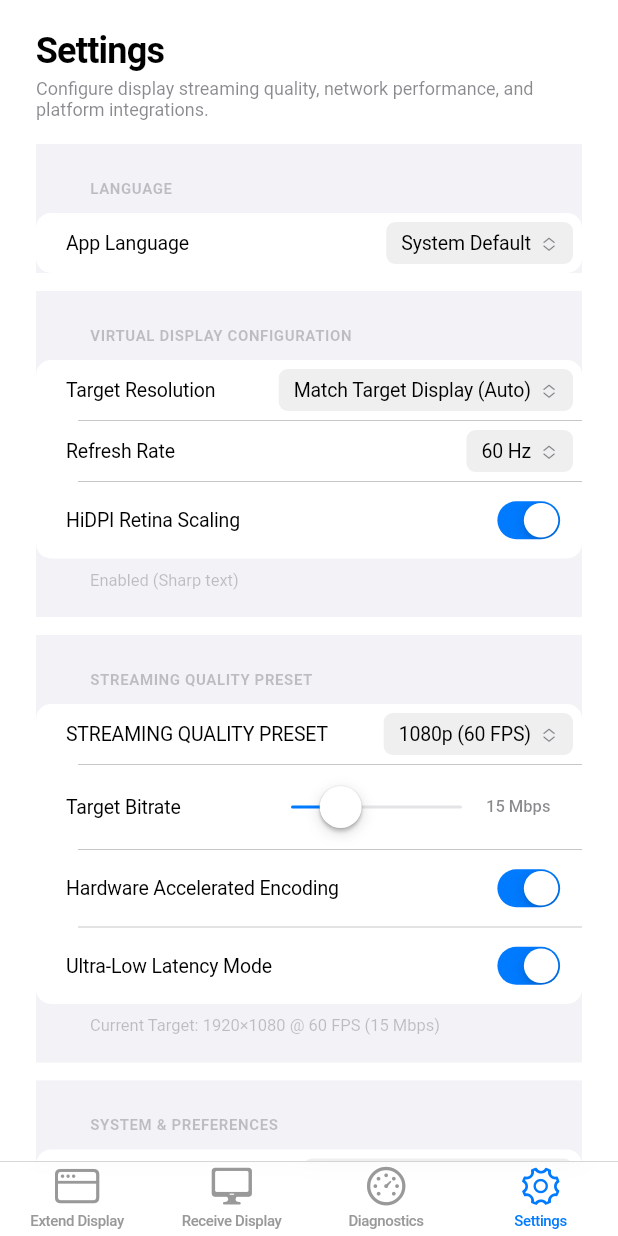
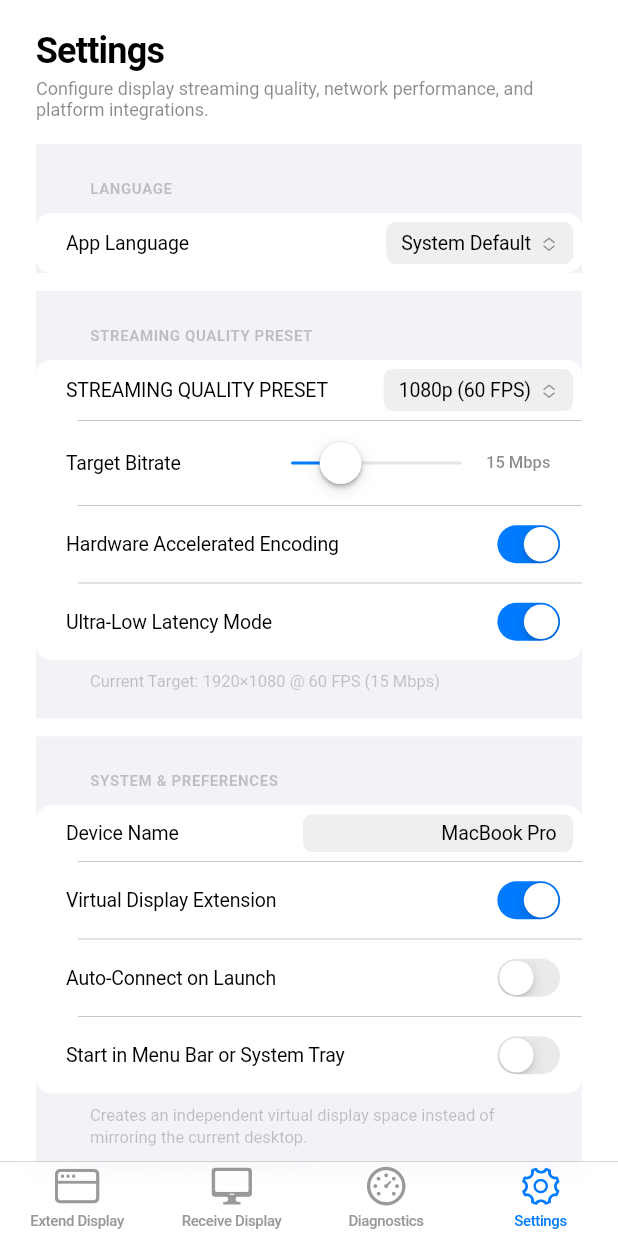
Before and after one commit to sepehrmoh81/native_display, a Flutter app: the screen it shows after launch, item 4 of the bottom bar chosen, on a phone screen of 412 x 824 dp. Run offline on Flutter 3.47's test engine with Material 3 defaults, Android fonts, the phone set to English and light mode, and no system bars; our stand-ins replace shelf, shelf_web_socket; missing offline and left inert: bonsoir, flutter_webrtc, tray_manager, window_manager.

Commit message:
feat: restrict virtual display extension to macOS and add fullscreen handling for receiver windows

```diff
--- a/lib/features/sender/controller/sender_controller.dart
+++ b/lib/features/sender/controller/sender_controller.dart
@@ -35,7 +35,8 @@ class SenderController extends ChangeNotifier {
   SenderStatus _status = SenderStatus.idle;
   SenderStatus get status => _status;
 
-  SenderStreamMode _streamMode = SenderStreamMode.extend;
+  SenderStreamMode _streamMode =
+      Platform.isMacOS ? SenderStreamMode.extend : SenderStreamMode.mirror;
   SenderStreamMode get streamMode => _streamMode;
 
   String? _errorMessage;
@@ -188,6 +189,9 @@ class SenderController extends ChangeNotifier {
   }
 
   void setStreamMode(SenderStreamMode mode) {
+    if (mode == SenderStreamMode.extend && !Platform.isMacOS) {
+      return; // Extend mode is only supported on macOS for now
+    }
     _streamMode = mode;
     notifyListeners();
   }
--- a/lib/features/settings/view/settings_view.dart
+++ b/lib/features/settings/view/settings_view.dart
@@ -1,3 +1,4 @@
+import 'dart:io';
 import 'package:flutter/cupertino.dart';
 import '../../../core/constants/app_constants.dart';
 import '../../../core/theme/apple_theme.dart';
@@ -97,9 +98,10 @@ class _SettingsViewState extends State<SettingsView> {
 
               const SizedBox(height: AppleTheme.spacing12),
 
-              // 2. Virtual Display Configuration Section
-              _buildSection(
-                headerText: l10n.sectionVirtualConfig,
+              // 2. Virtual Display Configuration Section (macOS only)
+              if (Platform.isMacOS) ...[
+                _buildSection(
+                  headerText: l10n.sectionVirtualConfig,
                 footerText: controller.virtualHiDPI
                     ? l10n.hidpiEnabled
                     : l10n.hidpiDisabled,
@@ -146,8 +148,8 @@ class _SettingsViewState extends State<SettingsView> {
                   ),
                 ],
               ),
-
               const SizedBox(height: AppleTheme.spacing12),
+            ],
 
               // 3. Video Streaming Quality Preset & Bitrate
               _buildSection(
--- a/lib/l10n/app_de.arb
+++ b/lib/l10n/app_de.arb
@@ -43,6 +43,7 @@
   "senderSettingsHint": "Auflösung, Bildwiederholrate und Stream-Qualität werden in den Einstellungen verwaltet.",
   "openSettings": "Einstellungen öffnen",
   "selectLanguageTitle": "Sprache auswählen",
+  "extendMacOnlyNotice": "Virtuelle Display-Erweiterung wird derzeit nur unter macOS unterstützt. Spiegelungsmodus ist auf diesem System aktiv.",
   "sectionSourceDisplay": "DISPLAY ODER FENSTER AUSWÄHLEN",
   "noDisplaysFound": "Keine Displays oder Fenster gefunden. Stelle sicher, dass die Berechtigung zur Bildschirmaufnahme erteilt ist.",
   "fullScreenDisplay": "Gesamtes Display",
--- a/lib/l10n/app_en.arb
+++ b/lib/l10n/app_en.arb
@@ -166,6 +166,10 @@
   "selectLanguageTitle": "Select Language",
   "@selectLanguageTitle": {
     "description": "Title of language selection sheet"
+  },
+  "extendMacOnlyNotice": "Virtual display extension is currently supported on macOS only. Mirror mode is active on this system.",
+  "@extendMacOnlyNotice": {
+    "description": "Notice when virtual display extension is disabled on non-macOS"
   },
   "sectionSourceDisplay": "SELECT DISPLAY OR WINDOW",
   "@sectionSourceDisplay": {
--- a/lib/l10n/app_es.arb
+++ b/lib/l10n/app_es.arb
@@ -43,6 +43,7 @@
   "senderSettingsHint": "La resolución, frecuencia de actualización y calidad se gestionan en Ajustes.",
   "openSettings": "Abrir Ajustes",
   "selectLanguageTitle": "Seleccionar idioma",
+  "extendMacOnlyNotice": "La extensión de pantalla virtual actualmente solo es compatible con macOS. El modo de duplicación está activo en este sistema.",
   "sectionSourceDisplay": "SELECCIONAR PANTALLA O VENTANA",
   "noDisplaysFound": "No se encontraron pantallas ni ventanas. Asegúrate de conceder el permiso de grabación de pantalla.",
   "fullScreenDisplay": "Pantalla completa",
--- a/lib/l10n/app_localizations.dart
+++ b/lib/l10n/app_localizations.dart
@@ -339,6 +339,12 @@ abstract class AppLocalizations {
   /// In en, this message translates to:
   /// **'Select Language'**
   String get selectLanguageTitle;
+
+  /// Notice when virtual display extension is disabled on non-macOS
+  ///
+  /// In en, this message translates to:
+  /// **'Virtual display extension is currently supported on macOS only. Mirror mode is active on this system.'**
+  String get extendMacOnlyNotice;
 
   /// Header for mirror source selection
   ///
--- a/lib/l10n/app_localizations_de.dart
+++ b/lib/l10n/app_localizations_de.dart
@@ -135,6 +135,10 @@ class AppLocalizationsDe extends AppLocalizations {
 
   @override
   String get selectLanguageTitle => 'Sprache auswählen';
+
+  @override
+  String get extendMacOnlyNotice =>
+      'Virtuelle Display-Erweiterung wird derzeit nur unter macOS unterstützt. Spiegelungsmodus ist auf diesem System aktiv.';
 
   @override
   String get sectionSourceDisplay => 'DISPLAY ODER FENSTER AUSWÄHLEN';
--- a/lib/l10n/app_localizations_en.dart
+++ b/lib/l10n/app_localizations_en.dart
@@ -134,6 +134,10 @@ class AppLocalizationsEn extends AppLocalizations {
 
   @override
   String get selectLanguageTitle => 'Select Language';
+
+  @override
+  String get extendMacOnlyNotice =>
+      'Virtual display extension is currently supported on macOS only. Mirror mode is active on this system.';
 
   @override
   String get sectionSourceDisplay => 'SELECT DISPLAY OR WINDOW';
--- a/lib/l10n/app_localizations_es.dart
+++ b/lib/l10n/app_localizations_es.dart
@@ -135,6 +135,10 @@ class AppLocalizationsEs extends AppLocalizations {
 
   @override
   String get selectLanguageTitle => 'Seleccionar idioma';
+
+  @override
+  String get extendMacOnlyNotice =>
+      'La extensión de pantalla virtual actualmente solo es compatible con macOS. El modo de duplicación está activo en este sistema.';
 
   @override
   String get sectionSourceDisplay => 'SELECCIONAR PANTALLA O VENTANA';
--- a/lib/main.dart
+++ b/lib/main.dart
@@ -207,6 +207,15 @@ class _MainShellViewState extends State<MainShellView> {
   @override
   Widget build(BuildContext context) {
     final l10n = AppLocalizations.of(context)!;
+    final isFullscreen = widget.receiverController.isFullscreen;
+
+    if (isFullscreen) {
+      // Fullscreen mode: HIDE sidebar, hide tab bar, fill 100% of the display
+      return CupertinoPageScaffold(
+        backgroundColor: CupertinoColors.black,
+        child: _buildContent(_selectedNav),
+      );
+    }
 
     return LayoutBuilder(
       builder: (context, constraints) {
```
Also changed, not shown: lib/features/receiver/controller/receiver_controller.dart (+34 -5 lines), lib/features/receiver/view/receiver_view.dart (+14 -1 lines), lib/features/sender/view/sender_view.dart (+64 -55 lines), 1 other file.
